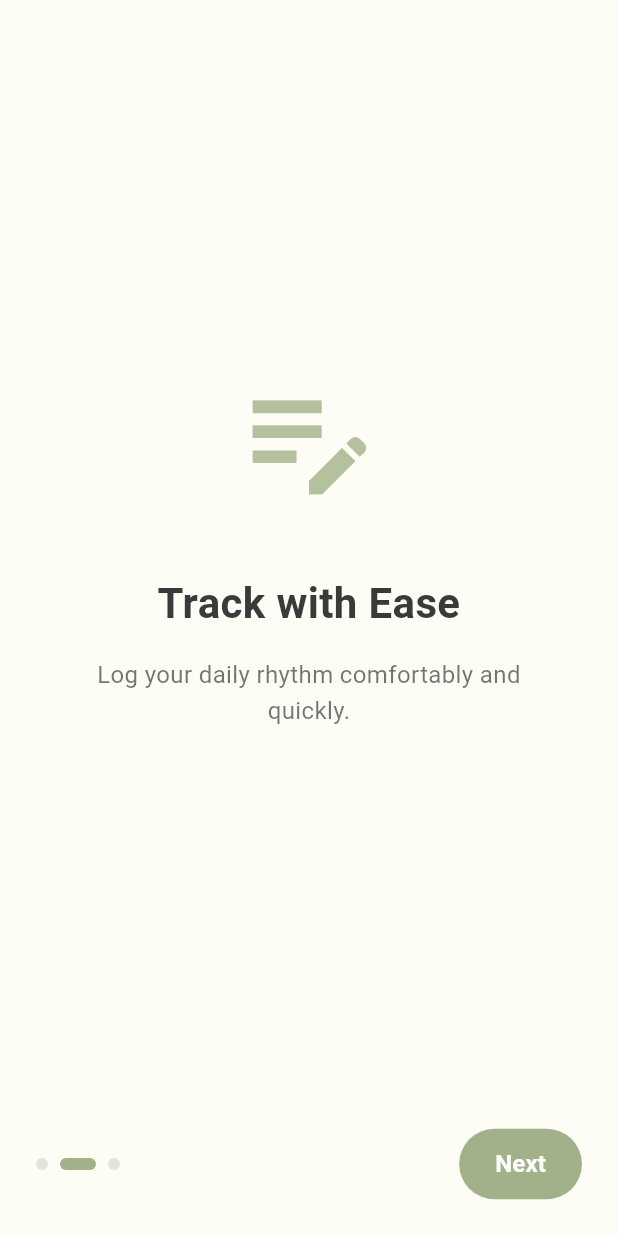
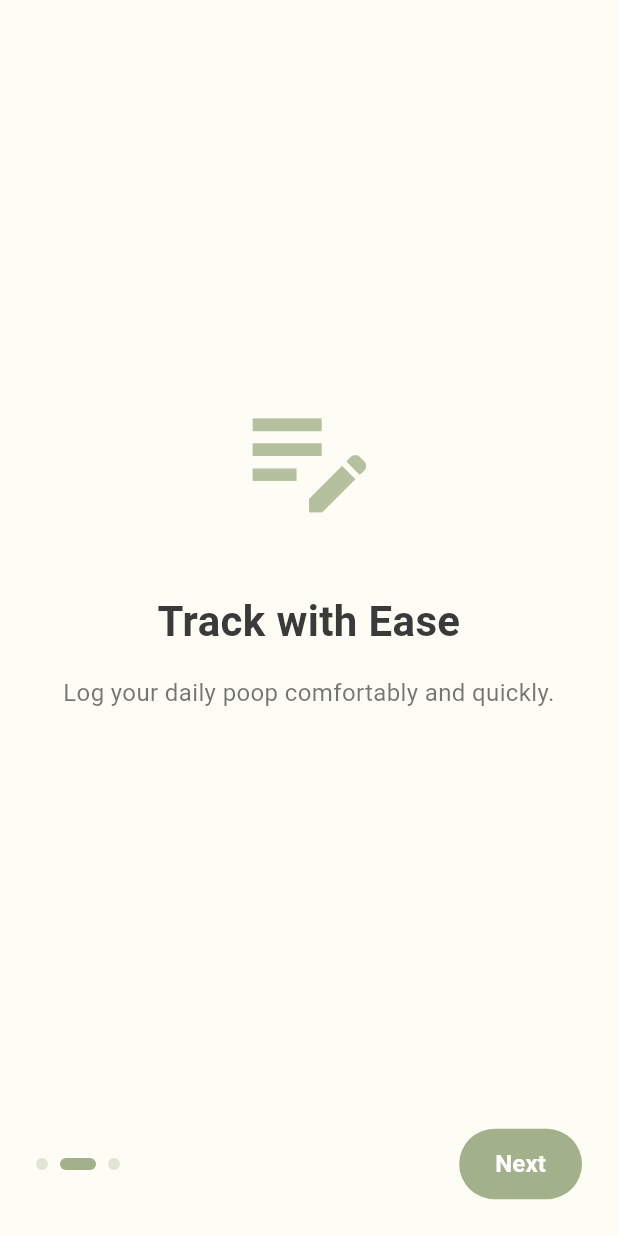
Before and after one commit to pak-pow/PoopTracker, a Flutter app: the screen it shows after launch, after a tap on "Next", on a phone screen of 412 x 824 dp. Run offline on Flutter 3.47's test engine with Material 3 defaults, Android fonts, the phone set to English and light mode, and no system bars; our stand-ins replace csv, share_plus, shared_preferences, table_calendar; Roboto replaces fonts that are missing (Nunito).

Commit message:
refactor: added new onboarding experience

```diff
--- a/lib/features/onboarding/onboarding_screen.dart
+++ b/lib/features/onboarding/onboarding_screen.dart
@@ -1,4 +1,5 @@
 import 'package:flutter/material.dart';
+import 'package:shared_preferences/shared_preferences.dart';
 import '../home/home_screen.dart';
 
 class OnboardingScreen extends StatefulWidget {
@@ -10,30 +11,53 @@ class OnboardingScreen extends StatefulWidget {
 
 class _OnboardingScreenState extends State<OnboardingScreen> {
   final PageController _pageController = PageController();
+  final TextEditingController _nameController = TextEditingController();
   int _currentPage = 0;
 
-  // The 3 screens we planned
+  // The 3 screens you designed, updated slightly for the final page
   final List<Map<String, String>> _onboardingData = [
     {
-      "title": "Hi Hazel! ✨",
+      "title": "Hello, Welcome!✨",
       "subtitle": "A cozy, private space just for you.",
-      "icon": "favorite", // We'll use standard icons for now
+      "icon": "favorite",
     },
     {
       "title": "Track with Ease",
-      "subtitle": "Log your daily rhythm comfortably and quickly.",
+      "subtitle": "Log your daily poop comfortably and quickly.",
       "icon": "edit_note",
     },
     {
       "title": "Completely Yours",
-      "subtitle": "Everything stays on your phone. Safe, secure, and offline.",
+      "subtitle": "Everything stays on your phone. What should we call you?",
       "icon": "lock_outline",
     },
   ];
 
+  Future<void> _completeOnboarding() async {
+    if (_nameController.text.trim().isEmpty) {
+      ScaffoldMessenger.of(
+        context,
+      ).showSnackBar(const SnackBar(content: Text("Please enter a nickname!")));
+      return;
+    }
+
+    final prefs = await SharedPreferences.getInstance();
+
+    // Save the data permanently to the phone
+    await prefs.setBool('isFirstLaunch', false);
+    await prefs.setString('nickname', _nameController.text.trim());
+
+    if (!mounted) return;
+
+    // Blast off to the Home Screen!
+    Navigator.pushReplacement(
+      context,
+      MaterialPageRoute(builder: (context) => const HomeScreen()),
+    );
+  }
+
   @override
   Widget build(BuildContext context) {
-    // Hardcoding the cozy colors here temporarily until we link app_theme.dart
     const Color bgCream = Color(0xFFFDFCF5);
     const Color textBrown = Color(0xFF3A3A3A);
     const Color accentGreen = Color(0xFFA3B18A);
@@ -58,6 +82,7 @@ class _OnboardingScreenState extends State<OnboardingScreen> {
                   iconString: _onboardingData[index]["icon"]!,
                   textBrown: textBrown,
                   accentGreen: accentGreen,
+                  isLastPage: index == _onboardingData.length - 1,
                 ),
               ),
             ),
@@ -66,7 +91,6 @@ class _OnboardingScreenState extends State<OnboardingScreen> {
               child: Row(
                 mainAxisAlignment: MainAxisAlignment.spaceBetween,
                 children: [
-                  // Dot Indicators
                   Row(
                     children: List.generate(
                       _onboardingData.length,
@@ -74,16 +98,10 @@ class _OnboardingScreenState extends State<OnboardingScreen> {
                           _buildDot(index: index, activeColor: accentGreen),
                     ),
                   ),
-                  // Next / Get Started Button
                   ElevatedButton(
                     onPressed: () {
                       if (_currentPage == _onboardingData.length - 1) {
-                        Navigator.pushReplacement(
-                          context,
-                          MaterialPageRoute(
-                            builder: (context) => const HomeScreen(),
-                          ),
-                        );
+                        _completeOnboarding(); // Call the save function here!
                       } else {
                         _pageController.nextPage(
                           duration: const Duration(milliseconds: 300),
@@ -122,13 +140,13 @@ class _OnboardingScreenState extends State<OnboardingScreen> {
     );
   }
 
-  // Helper widget for the text and icon
   Widget _buildPageContent({
     required String title,
     required String subtitle,
     required String iconString,
     required Color textBrown,
     required Color accentGreen,
+    required bool isLastPage,
   }) {
     IconData iconData = Icons.favorite;
     if (iconString == "edit_note") iconData = Icons.edit_note;
@@ -160,12 +178,29 @@ class _OnboardingScreenState extends State<OnboardingScreen> {
               height: 1.5,
             ),
           ),
+          // Dynamically show the text field ONLY on the last page
+          if (isLastPage) ...[
+            const SizedBox(height: 32),
+            TextField(
+              controller: _nameController,
+              textAlign: TextAlign.center,
+              decoration: InputDecoration(
+                hintText: "Enter your nickname...",
+                filled: true,
+                fillColor: Colors.white,
+                contentPadding: const EdgeInsets.symmetric(vertical: 16),
+                border: OutlineInputBorder(
+                  borderRadius: BorderRadius.circular(16),
+                  borderSide: BorderSide.none,
+                ),
+              ),
+            ),
+          ],
         ],
       ),
     );
   }
 
-  // Helper widget for the dots
   AnimatedContainer _buildDot({
     required int index,
     required Color activeColor,
--- a/lib/main.dart
+++ b/lib/main.dart
@@ -1,23 +1,31 @@
+import 'package:shared_preferences/shared_preferences.dart';
 import 'package:flutter/material.dart';
-// Make sure these paths match your folder structure
+
+import 'features/onboarding/onboarding_screen.dart';
+import 'features/home/home_screen.dart';
+
 import 'core/theme/app_theme.dart';
-import 'features/onboarding/onboarding_screen.dart';
 
-void main() {
-  runApp(const HazelJournalApp());
+void main() async {
+  WidgetsFlutterBinding.ensureInitialized();
+
+  final prefs = await SharedPreferences.getInstance();
+  final isFirstLaunch = prefs.getBool('isFirstLaunch') ?? true;
+  runApp(HazelJournalApp(isFirstLaunch: isFirstLaunch));
 }
 
 class HazelJournalApp extends StatelessWidget {
-  const HazelJournalApp({Key? key}) : super(key: key);
+  final bool isFirstLaunch;
+
+  const HazelJournalApp({super.key, required this.isFirstLaunch});
 
   @override
   Widget build(BuildContext context) {
     return MaterialApp(
       title: 'Personal Journal',
-      debugShowCheckedModeBanner:
-          false,
+      debugShowCheckedModeBanner: false,
       theme: AppTheme.cozyTheme,
-      home: const OnboardingScreen(),
+      home: isFirstLaunch ? const OnboardingScreen() : const HomeScreen(),
     );
   }
 }
--- a/pubspec.yaml
+++ b/pubspec.yaml
@@ -38,7 +38,7 @@ dependencies:
   # Offline Storage & Data
   path_provider: ^2.1.2
   csv: ^6.0.0
-  shared_preferences: ^2.2.2
+  shared_preferences: ^2.3.2
 
   share_plus: ^10.1.2
 
```
